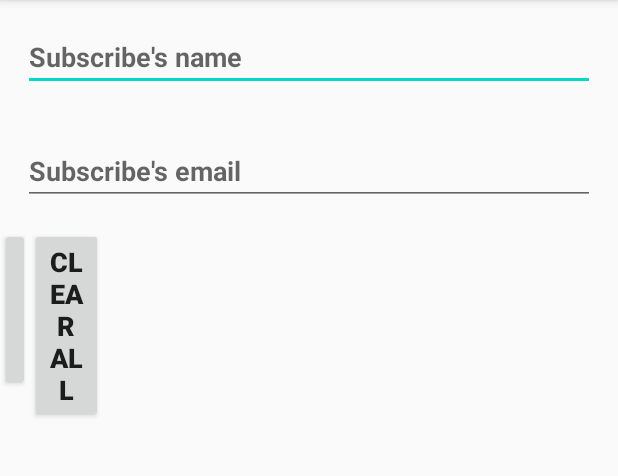
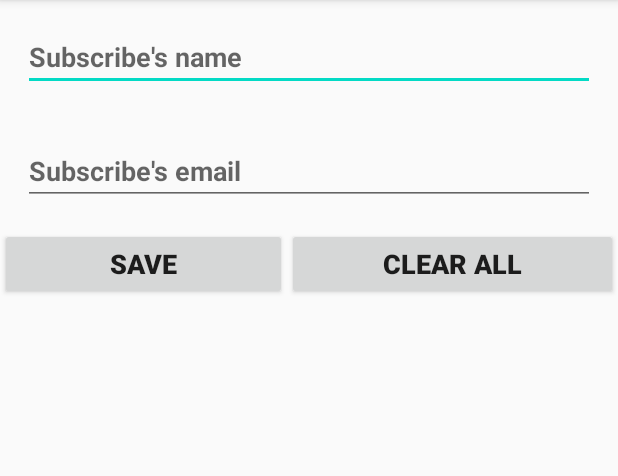
Before and after one commit to JumrainiJamaluddin/TugasMobileCrudTodoList, an Android app: the screen it shows after launch (MainActivity), on a phone screen of 412 x 824 dp, the part 84-560 px from its top. Run offline under Robolectric (Android 15) with nearby library versions, the phone set to English and light mode, and no system bars; our stand-ins replace Room's generated code, data binding.

```diff
--- a/app/src/main/res/layout/activity_main.xml
+++ b/app/src/main/res/layout/activity_main.xml
@@ -42,7 +42,7 @@
         android:orientation="horizontal">
 
         <Button
-            android:id="@+id/save_or_update_button_button"
+            android:id="@+id/save_or_update_button"
             android:layout_width="wrap_content"
             android:layout_height="wrap_content"
             android:layout_weight="1"
@@ -61,10 +61,6 @@
             android:textSize="18sp"
             android:textStyle="bold" />
 
-        <androidx.recyclerview.widget.RecyclerView
-            android:layout_width="match_parent"
-            android:layout_height="match_parent"
-            android:layout_weight="1" />
     </LinearLayout>
 
     <androidx.recyclerview.widget.RecyclerView
```
Also changed, not shown: app/src/main/java/unhas/ac/id/crudtodolist/SubscriberViewModel.kt (+6 -6 lines).
